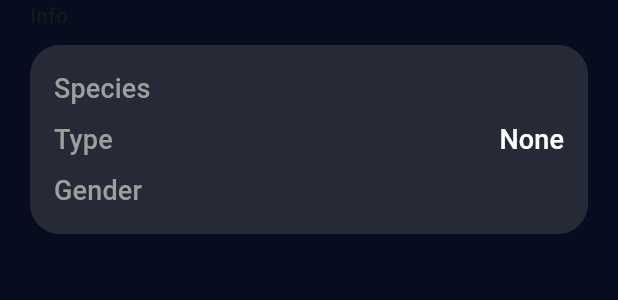
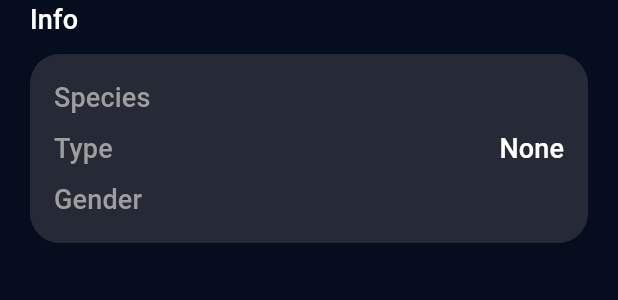
Before and after one commit to YaslikS/RickAndMortyFlutter, a Flutter app: the InfoInfoWidget widget shown alone on an empty page, opened directly with empty values, on a phone screen of 412 x 824 dp. Shown: the top 300 px of the screen. Run offline on Flutter 3.47's test engine with Material 2 defaults, Android fonts, the phone set to English and light mode, and no system bars; our stand-ins replace dio, flutter_bloc, get_it; network calls fail.

Commit message:
Bit-bit refactoring

```diff
--- a/lib/moduls/characterInfoModule/widgetsInfo/infoInfoWidget.dart
+++ b/lib/moduls/characterInfoModule/widgetsInfo/infoInfoWidget.dart
@@ -21,7 +21,7 @@ class InfoInfoWidget extends StatelessWidget {
           padding: EdgeInsets.only(left: Paddings.twenty),
           child: Text(
             "Info",
-            style: theme.textTheme.bodyMedium,
+            style: theme.textTheme.labelLarge,
           ),
         ),
         Padding(
```
